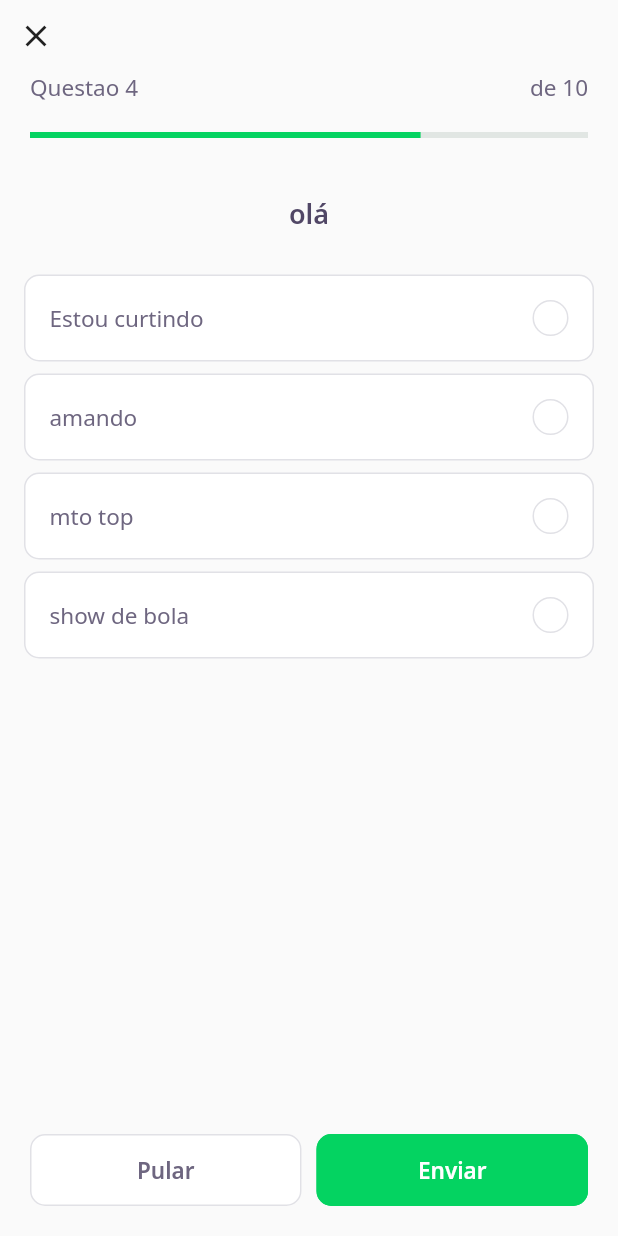
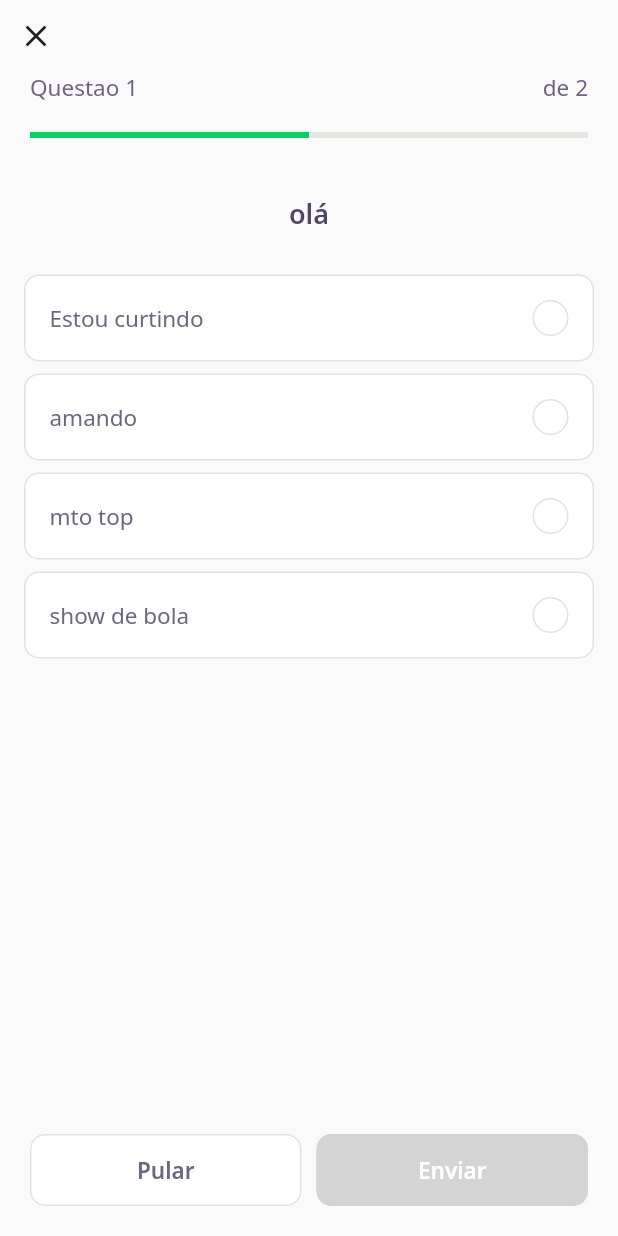
Before and after one commit to BeatrizMiranda/nlw-quiz, a Flutter app: the screen it shows after launch, after a tap on "NLW 5 Flutter", on a phone screen of 412 x 824 dp. Run offline on Flutter 3.47's test engine with Material 2 defaults, Android fonts, the phone set to English and light mode, and no system bars; our stand-ins replace google_fonts; accounts and stored records are empty; network calls fail.

Commit message:
feat(quiz): enable the clicking on questions and state gerency

```diff
--- a/assets/database/quizzes.json
+++ b/assets/database/quizzes.json
@@ -15,7 +15,7 @@
         ]
       },
       {
-        "title": "olá",
+        "title": "olá 2",
         "answers": [
           { "title": "Estou curtindo" },
           { "title": "amando" },
--- /dev/null
+++ b/lib/challenge/challenge_controller.dart
@@ -0,0 +1,8 @@
+import 'package:flutter/foundation.dart';
+
+class ChallengeController {
+  final currentPageNotifier = ValueNotifier<int>(1);
+
+  int get currentPage => currentPageNotifier.value;
+  set currentPage(int value) => currentPageNotifier.value = value;
+}
--- a/lib/challenge/challenge_page.dart
+++ b/lib/challenge/challenge_page.dart
@@ -1,4 +1,5 @@
 import 'package:flutter/material.dart';
+import 'package:nlwabril/challenge/challenge_controller.dart';
 import 'package:nlwabril/challenge/widget/nextButton/next_button.dart';
 import 'package:nlwabril/challenge/widget/question_indicator/question_indicator.dart';
 import 'package:nlwabril/challenge/widget/quiz/quiz_widget.dart';
@@ -13,6 +14,36 @@ class ChallengePage extends StatefulWidget {
 }
 
 class _ChallengePageState extends State<ChallengePage> {
+  final controller = ChallengeController();
+  final pageController = PageController();
+  bool isSendBtnEnabled = false;
+
+  @override
+  void initState() {
+    super.initState();
+
+    pageController.addListener(() {
+      controller.currentPage = pageController.page!.toInt() + 1;
+    });
+  }
+
+  void enableSend() {
+    setState(() {
+      isSendBtnEnabled = true;
+    });
+  }
+
+  void nextPage() {
+    pageController.nextPage(
+      duration: Duration(milliseconds: 180),
+      curve: Curves.linear,
+    );
+  }
+
+  void backToHome() {
+    Navigator.pop(context);
+  }
+
   @override
   Widget build(BuildContext context) {
     return Scaffold(
@@ -27,23 +58,50 @@ class _ChallengePageState extends State<ChallengePage> {
                 icon: Icon(Icons.close),
                 onPressed: () {
                   Navigator.pop(context);
-                  }),
-              QuestionIndicator(),
+                },
+              ),
+              ValueListenableBuilder<int>(
+                valueListenable: controller.currentPageNotifier,
+                builder: (context, value, _) => QuestionIndicator(
+                  currentPage: value,
+                  amountPages: widget.questions.length,
+                ),
+              )
             ],
           ),
         ),
       ),
-      body: QuizWidget(question: widget.questions[0]),
+      body: PageView(
+        physics: NeverScrollableScrollPhysics(),
+        controller: pageController,
+        children: widget.questions
+            .map(
+              (e) => QuizWidget(question: e, onChange: enableSend),
+            )
+            .toList(),
+      ),
       bottomNavigationBar: SafeArea(
         child: Padding(
           padding: EdgeInsets.symmetric(horizontal: 20, vertical: 20),
-          child: Row(
+          child: ValueListenableBuilder(
+            valueListenable: controller.currentPageNotifier,
+            builder: (context, value, _) => Row(
               mainAxisAlignment: MainAxisAlignment.spaceAround,
               children: [
-              NextButton.grey(label: "Pular", onTap: () {}),
+                NextButton.grey(
+                  label: "Pular",
+                  onTap: nextPage,
+                  isEnabled: widget.questions.length != controller.currentPage,
+                ),
                 SizedBox(width: 10),
-              NextButton.green(label: "Enviar", onTap: () {})
+                NextButton.green(
+                  label: "Enviar",
+                  onTap:
+                      widget.questions.length == value ? backToHome : nextPage,
+                  isEnabled: isSendBtnEnabled,
+                ),
               ],
+            ),
           ),
         ),
       ),
--- /dev/null
+++ b/lib/challenge/widget/answer/answer_widget.dart
@@ -0,0 +1,97 @@
+import 'package:flutter/material.dart';
+import 'package:nlwabril/core/app_colors.dart';
+import 'package:nlwabril/core/app_text_styles.dart';
+import 'package:nlwabril/shared/models/answers_models.dart';
+
+class AnswerWidget extends StatelessWidget {
+  final AnswersModel answer;
+  final bool isSelected;
+  final bool disabled;
+
+  final VoidCallback onTap;
+
+  const AnswerWidget({
+    Key? key,
+    required this.answer,
+    required this.onTap,
+    required this.disabled,
+    this.isSelected = false,
+  }) : super(key: key);
+
+  Color get _selectedColorRight =>
+      answer.isRight ? AppColors.darkGreen : AppColors.darkRed;
+
+  Color get _selectedBorderRight =>
+      answer.isRight ? AppColors.lightGreen : AppColors.lightRed;
+
+  Color get _selectedColorCardRight =>
+      answer.isRight ? AppColors.lightGreen : AppColors.lightRed;
+
+  Color get _selectedBorderCardRight =>
+      answer.isRight ? AppColors.green : AppColors.red;
+
+  TextStyle get _selectedTextStyleRight =>
+      answer.isRight ? AppTextStyles.bodyDarkGreen : AppTextStyles.bodyDarkRed;
+
+  IconData get _selectedIconRight => answer.isRight ? Icons.check : Icons.close;
+
+  @override
+  Widget build(BuildContext context) {
+    return Padding(
+      padding: EdgeInsets.symmetric(horizontal: 16, vertical: 4),
+      child: IgnorePointer(
+        ignoring: disabled,
+        child: GestureDetector(
+          onTap: onTap,
+          child: Container(
+            padding: EdgeInsets.all(16),
+            decoration: BoxDecoration(
+              color: isSelected ? _selectedColorCardRight : AppColors.white,
+              borderRadius: BorderRadius.circular(10),
+              border: Border.fromBorderSide(
+                BorderSide(
+                  color:
+                      isSelected ? _selectedBorderCardRight : AppColors.border,
+                ),
+              ),
+            ),
+            child: Row(
+              children: [
+                Expanded(
+                  child: Text(
+                    answer.title,
+                    style: isSelected
+                        ? _selectedTextStyleRight
+                        : AppTextStyles.body,
+                  ),
+                ),
+                Container(
+                  width: 24,
+                  height: 24,
+                  decoration: BoxDecoration(
+                    color: isSelected ? _selectedColorRight : AppColors.white,
+                    borderRadius: BorderRadius.circular(500),
+                    border: Border.fromBorderSide(
+                      BorderSide(
+                        color: isSelected
+                            ? _selectedBorderRight
+                            : AppColors.border,
+                      ),
+                    ),
+                  ),
+                  child: isSelected
+                      ? Icon(
+                          _selectedIconRight,
+                          color: AppColors.white,
+                          size: 16,
+                        )
+                      : null,
+                ),
+              ],
+            ),
+          ),
+        ),
+      ),
+    );
+  }
+}
--- a/lib/challenge/widget/awnser/awnser_widget.dart
+++ /dev/null
@@ -1,83 +0,0 @@
-import 'package:flutter/material.dart';
-import 'package:nlwabril/core/app_colors.dart';
-import 'package:nlwabril/core/app_text_styles.dart';
-
-class AwnserWidget extends StatelessWidget {
-  final String title;
-  final bool isRight;
-  final bool isSelected;
-
-  const AwnserWidget({
-    Key? key,
-    required this.title,
-    this.isRight = false,
-    this.isSelected = false,
-  }) : super(key: key);
-
-  Color get _selectedColorRight =>
-      isRight ? AppColors.darkGreen : AppColors.darkRed;
-
-  Color get _selectedBorderRight =>
-      isRight ? AppColors.lightGreen : AppColors.lightRed;
-
-  Color get _selectedColorCardRight =>
-      isRight ? AppColors.lightGreen : AppColors.lightRed;
-
-  Color get _selectedBorderCardRight =>
-      isRight ? AppColors.green : AppColors.red;
-
-  TextStyle get _selectedTextStyleRight =>
-      isRight ? AppTextStyles.bodyDarkGreen : AppTextStyles.bodyDarkRed;
-
-  IconData get _selectedIconRight => isRight ? Icons.check : Icons.close;
-
-  @override
-  Widget build(BuildContext context) {
-    return Padding(
-      padding: EdgeInsets.symmetric(horizontal: 16, vertical: 4),
-      child: Container(
-        padding: EdgeInsets.all(16),
-        decoration: BoxDecoration(
-          color: isSelected ? _selectedColorCardRight : AppColors.white,
-          borderRadius: BorderRadius.circular(10),
-          border: Border.fromBorderSide(
-            BorderSide(
-              color: isSelected ? _selectedBorderCardRight : AppColors.border,
-            ),
-          ),
-        ),
-        child: Row(
-          children: [
-            Expanded(
-              child: Text(
-                title,
-                style:
-                    isSelected ? _selectedTextStyleRight : AppTextStyles.body,
-              ),
-            ),
-            Container(
-              width: 24,
-              height: 24,
-              decoration: BoxDecoration(
-                color: isSelected ? _selectedColorRight : AppColors.white,
-                borderRadius: BorderRadius.circular(500),
-                border: Border.fromBorderSide(
-                  BorderSide(
-                    color: isSelected ? _selectedBorderRight : AppColors.border,
-                  ),
-                ),
-              ),
-              child: isSelected
-                  ? Icon(
-                      _selectedIconRight,
-                      color: AppColors.white,
-                      size: 16,
-                    )
-                  : null,
-            ),
-          ],
-        ),
-      ),
-    );
-  }
-}
--- a/lib/challenge/widget/nextButton/next_button.dart
+++ b/lib/challenge/widget/nextButton/next_button.dart
@@ -5,6 +5,7 @@ import 'package:nlwabril/core/app_colors.dart';
 
 class NextButton extends StatelessWidget {
   final String label;
+  final bool isEnabled;
   final Color bgColor;
   final Color fontColor;
   final Color borderColor;
@@ -16,20 +17,25 @@ class NextButton extends StatelessWidget {
     required this.borderColor,
     required this.label,
     required this.onTap,
+    this.isEnabled = true,
   });
 
-  NextButton.green({required String label, required VoidCallback onTap})
+  NextButton.green(
+      {required String label, required VoidCallback onTap, bool? isEnabled})
       : this.bgColor = AppColors.darkGreen,
         this.onTap = onTap,
         this.fontColor = AppColors.white,
         this.borderColor = AppColors.darkGreen,
+        this.isEnabled = isEnabled ?? true,
         this.label = label;
 
-  NextButton.grey({required String label, required VoidCallback onTap})
+  NextButton.grey(
+      {required String label, required VoidCallback onTap, bool? isEnabled})
       : this.bgColor = AppColors.white,
         this.onTap = onTap,
         this.fontColor = AppColors.grey,
         this.borderColor = AppColors.border,
+        this.isEnabled = isEnabled ?? true,
         this.label = label;
 
   @override
@@ -37,10 +43,16 @@ class NextButton extends StatelessWidget {
     return Expanded(
       child: Container(
         height: 48,
+        child: IgnorePointer(
+          ignoring: !isEnabled,
           child: TextButton(
             style: ButtonStyle(
-            backgroundColor: MaterialStateProperty.all(
+              backgroundColor: isEnabled
+                  ? MaterialStateProperty.all(
                       bgColor,
+                    )
+                  : MaterialStateProperty.all(
+                      Color(0xFFd4d4d4),
                     ),
               shape: MaterialStateProperty.all(
                 RoundedRectangleBorder(
@@ -49,7 +61,7 @@ class NextButton extends StatelessWidget {
               ),
               side: MaterialStateProperty.all(
                 BorderSide(
-                color: borderColor,
+                  color: isEnabled ? borderColor : Color(0xFFd4d4d4),
                 ),
               ),
             ),
@@ -64,6 +76,7 @@ class NextButton extends StatelessWidget {
             ),
           ),
         ),
+      ),
     );
   }
 }
--- a/lib/challenge/widget/question_indicator/question_indicator.dart
+++ b/lib/challenge/widget/question_indicator/question_indicator.dart
@@ -3,6 +3,14 @@ import 'package:nlwabril/core/app_text_styles.dart';
 import 'package:nlwabril/shared/widgets/progress_indicator.dart';
 
 class QuestionIndicator extends StatelessWidget {
+  final int currentPage;
+  final int amountPages;
+
+  const QuestionIndicator({
+    Key? key,
+    required this.currentPage,
+    required this.amountPages,
+  }) : super(key: key);
   @override
   Widget build(BuildContext context) {
     return Container(
@@ -12,12 +20,12 @@ class QuestionIndicator extends StatelessWidget {
           Row(
             mainAxisAlignment: MainAxisAlignment.spaceBetween,
             children: [
-              Text("Questao 4", style: AppTextStyles.body),
-              Text("de 10", style: AppTextStyles.body),
+              Text("Questao $currentPage", style: AppTextStyles.body),
+              Text("de $amountPages", style: AppTextStyles.body),
             ],
           ),
           SizedBox(height: 20),
-          ProgressIndicatorWidget(value: 0.7),
+          ProgressIndicatorWidget(value: currentPage / amountPages),
         ],
       ),
     );
--- /dev/null
+++ b/lib/challenge/widget/quiz/quiz_controller.dart
@@ -0,0 +1,3 @@
+class QuizzController {
+  var indexSellected = 0;
+}
--- a/lib/challenge/widget/quiz/quiz_widget.dart
+++ b/lib/challenge/widget/quiz/quiz_widget.dart
@@ -1,12 +1,23 @@
 import 'package:flutter/material.dart';
-import 'package:nlwabril/challenge/widget/awnser/awnser_widget.dart';
+import 'package:nlwabril/challenge/widget/answer/answer_widget.dart';
 import 'package:nlwabril/core/app_text_styles.dart';
 import 'package:nlwabril/shared/models/question_model.dart';
 
-class QuizWidget extends StatelessWidget {
+class QuizWidget extends StatefulWidget {
   final QuestionModel question;
+  final VoidCallback onChange;
 
-  const QuizWidget({Key? key, required this.question}) : super(key: key);
+  const QuizWidget({Key? key, required this.question, required this.onChange})
+      : super(key: key);
+
+  @override
+  _QuizWidgetState createState() => _QuizWidgetState();
+}
+
+class _QuizWidgetState extends State<QuizWidget> {
+  int indexSellected = -1;
+
+  anwers(int index) => widget.question.answers[index];
 
   @override
   Widget build(BuildContext context) {
@@ -14,16 +25,20 @@ class QuizWidget extends StatelessWidget {
       child: Column(
         children: [
           SizedBox(height: 30),
-          Text(question.title, style: AppTextStyles.heading),
+          Text(widget.question.title, style: AppTextStyles.heading),
           SizedBox(height: 24),
-          ...question.answers
-              .map(
-                (e) => AwnserWidget(
-                  title: e.title,
-                  isRight: e.isRight,
-                ),
-              )
-              .toList(),
+          for (var i = 0; i < widget.question.answers.length; i++)
+            AnswerWidget(
+              answer: anwers(i),
+              isSelected: indexSellected == i,
+              disabled: indexSellected != -1,
+              onTap: () {
+                setState(() {
+                  widget.onChange();
+                  indexSellected = i;
+                });
+              },
+            ),
         ],
       ),
     );
--- a/lib/core/app_text_styles.dart
+++ b/lib/core/app_text_styles.dart
@@ -53,13 +53,13 @@ class AppTextStyles {
   );
   static final TextStyle bodyDarkGreen = GoogleFonts.notoSans(
     color: AppColors.darkGreen,
-    fontSize: 13,
+    fontSize: 15,
     fontWeight: FontWeight.w500,
   );
 
   static final TextStyle bodyDarkRed = GoogleFonts.notoSans(
     color: AppColors.darkRed,
-    fontSize: 13,
+    fontSize: 15,
     fontWeight: FontWeight.w500,
   );
 
```
Lines whose indentation alone changed are shown as unchanged.
